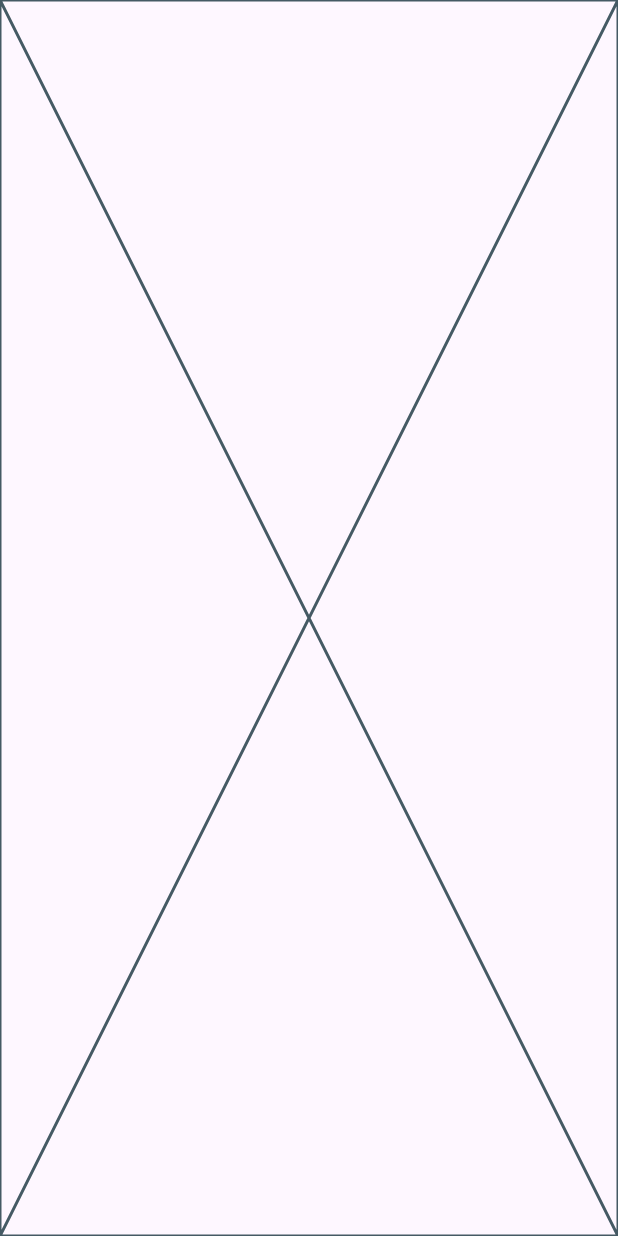
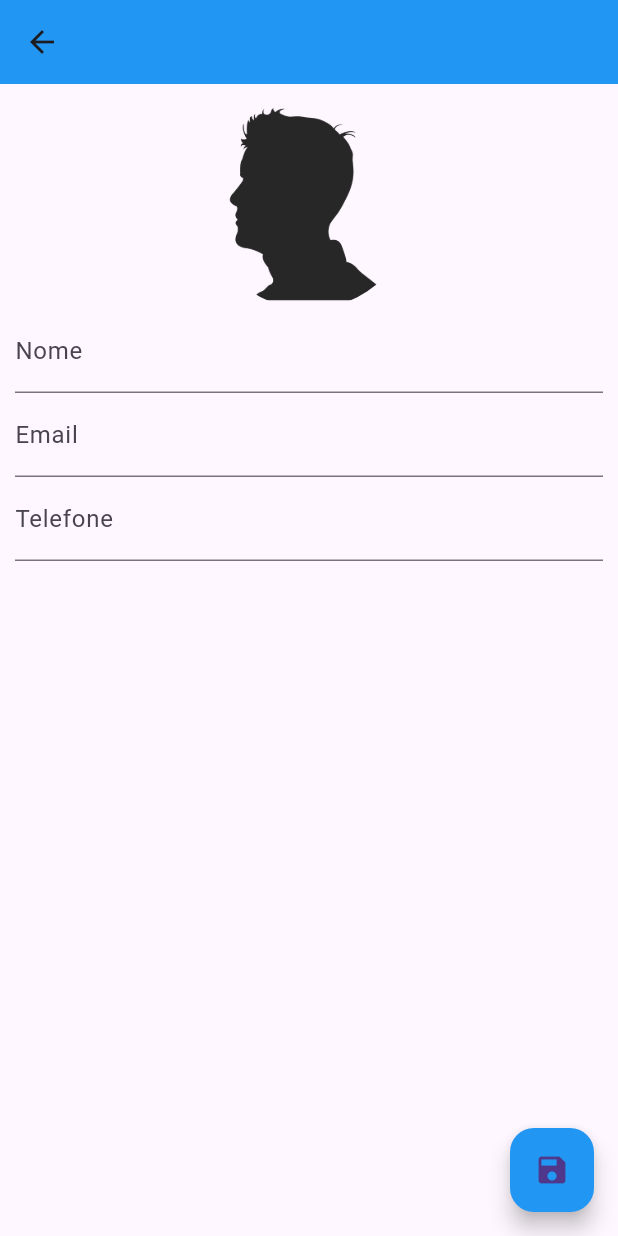
Before and after one commit to ShimiraOleg/UNICENTRO, a Flutter app: the ContactPage screen opened directly, on a phone screen of 412 x 824 dp. Run offline on Flutter 3.47's test engine with Material 3 defaults, Android fonts, the phone set to English and light mode, and no system bars; our stand-ins replace image_picker, sqflite; accounts and stored records are empty; project files that could hold a hidden picture were left out.

Commit message:
apk_agenda_de_contatos - 08/10/25

```diff
--- a/Desenvolvimento_Para_Dispositivos_Moveis/Flutter/apk_agenda_de_contatos/lib/view/contact_page.dart
+++ b/Desenvolvimento_Para_Dispositivos_Moveis/Flutter/apk_agenda_de_contatos/lib/view/contact_page.dart
@@ -1,3 +1,5 @@
+import 'dart:io';
+
 import 'package:apk_agenda_de_contatos/database/helper/contact_helper.dart';
 import 'package:apk_agenda_de_contatos/database/model/contact_model.dart';
 import 'package:flutter/material.dart';
@@ -37,10 +39,101 @@ class _ContactPageState extends State<ContactPage> {
 
   @override
   Widget build(BuildContext context) {
-    return const Placeholder();
+    return Scaffold(
+      appBar: AppBar(
+        backgroundColor: Colors.blue,
+        title: Text(_editContact?.name ?? "Novo Contato"),
+        centerTitle: true,
+      ),
+      floatingActionButton: FloatingActionButton(
+        onPressed: () {
+          _saveContact();
+        },
+        backgroundColor: Colors.blue,
+        child: Icon(Icons.save),
+      ),
+      body: SingleChildScrollView(
+        padding: EdgeInsets.all(10.0),
+        child: Column(
+          children: <Widget>[
+            GestureDetector(
+              onTap: () => _selectImage(),
+              child: Container(
+                width: 140.0,
+                height: 140.0,
+                decoration: BoxDecoration(
+                  shape: BoxShape.circle,
+                  image: DecorationImage(
+                    image: _editContact?.img != null && _editContact!.img!.isNotEmpty
+                        ? FileImage(File(_editContact!.img!))
+                        : AssetImage("assets/imgs/profile2.png") as ImageProvider,
+                    fit: BoxFit.cover,
+                  ),
+                ),
+              ),
+            ),
+            TextField(
+              controller: _nameController,
+              decoration: InputDecoration(labelText: "Nome"),
+              onChanged: (text) {
+                _userEdited = true;
+                setState(() {
+                  _editContact?.name = text;
+                });
+              },
+            ),
+            TextField(
+              controller: _emailController,
+              decoration: InputDecoration(labelText: "Email"),
+              onChanged: (text) {
+                _userEdited = true;
+                setState(() {
+                  _editContact?.email = text;
+                });
+              },
+              keyboardType: TextInputType.emailAddress,
+            ),
+            TextField(
+              controller: _phoneController,
+              decoration: InputDecoration(labelText: "Telefone"),
+              onChanged: (text) {
+                _userEdited = true;
+                setState(() {
+                  _editContact?.phone = text;
+                });
+              },
+              keyboardType: TextInputType.phone,
+            ),
+          ],
+        ),
+      ),
+    );
   }
 
-  Future<void> _selectImage() async {}
+  Future<void> _selectImage() async {
+    final XFile? image = await _picker.pickImage(source: ImageSource.gallery);
+    if (image != null) {
+      setState(() {
+        _editContact?.img = image.path;
+      });
+    }
+  }
 
-  void _saveContact() {}
+  void _saveContact() {
+    if (_editContact?.img == "") {
+      _editContact?.img = null;
+    }
+    if (_editContact?.name != null && _editContact!.name!.isNotEmpty) {
+      if (_editContact?.id != null) {
+        _helper.updateContact(_editContact!);
+      } else {
+        _helper.saveContact(_editContact!);
+      }
+      Navigator.pop(context, _editContact);
+    } else {
+      ScaffoldMessenger.of(
+        context,
+      ).showSnackBar(SnackBar(content: Text("Nome é Obrigatório")));
+    }
+  }
 }
```
Also changed, not shown: Desenvolvimento_Para_Dispositivos_Moveis/Flutter/apk_agenda_de_contatos/lib/view/home_page.dart (+14 -1 lines).
